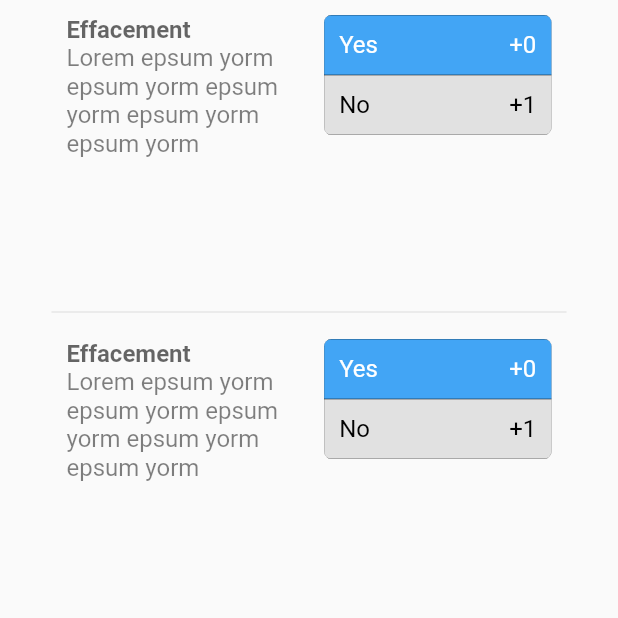
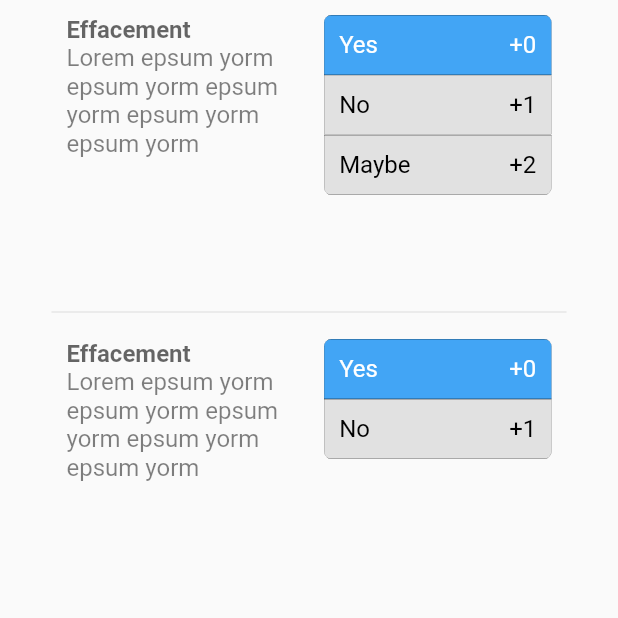
Before and after one commit to luconti/edemascore, a Flutter app: the screen it shows after launch, on a phone screen of 412 x 824 dp, the top half of it. Run offline on Flutter 3.47's test engine with Material 2 defaults, Android fonts, the phone set to English and light mode, and no system bars; Roboto replaces fonts that are missing (OpenSans).

Commit message:
create Components widget

```diff
--- a/lib/home.dart
+++ b/lib/home.dart
@@ -1,4 +1,5 @@
 import 'package:edema_calc/widgets/component_option.dart';
+import 'package:edema_calc/widgets/components.dart';
 import 'package:flutter/material.dart';
 import 'widgets/component.dart';
 
@@ -22,30 +23,7 @@ class _HomePageState extends State<HomePage> {
               Flexible(flex: 1, child: Container()),
               Flexible(
                 flex: calculateFlex(constraints),
-                child: Column(
-                  mainAxisAlignment: MainAxisAlignment.start,
-                  children: [
-                    Component(
-                      title: "Effacement",
-                      description:
-                          "Lorem epsum yorm epsum yorm epsum yorm epsum yorm epsum yorm",
-                      options: [
-                        ComponentOptionInput(title: "Yes", score: 0),
-                        ComponentOptionInput(title: "No", score: 1),
-                      ],
-                    ),
-                    const Divider(),
-                    Component(
-                      title: "Effacement",
-                      description:
-                          "Lorem epsum yorm epsum yorm epsum yorm epsum yorm epsum yorm",
-                      options: [
-                        ComponentOptionInput(title: "Yes", score: 0),
-                        ComponentOptionInput(title: "No", score: 1),
-                      ],
-                    ),
-                  ],
-                ),
+                child: const Components(),
               ),
               Flexible(flex: 1, child: Container()),
             ],
--- /dev/null
+++ b/lib/widgets/components.dart
@@ -0,0 +1,41 @@
+import 'package:edema_calc/widgets/component.dart';
+import 'package:edema_calc/widgets/component_option.dart';
+import 'package:flutter/material.dart';
+
+class Components extends StatefulWidget {
+  const Components({Key? key}) : super(key: key);
+
+  @override
+  State<Components> createState() => ComponentsState();
+}
+
+class ComponentsState extends State<Components> {
+  @override
+  Widget build(BuildContext context) {
+    return Column(
+      mainAxisAlignment: MainAxisAlignment.start,
+      children: [
+        Component(
+          title: "Effacement",
+          description:
+              "Lorem epsum yorm epsum yorm epsum yorm epsum yorm epsum yorm",
+          options: [
+            ComponentOptionInput(title: "Yes", score: 0),
+            ComponentOptionInput(title: "No", score: 1),
+            ComponentOptionInput(title: "Maybe", score: 2),
+          ],
+        ),
+        const Divider(),
+        Component(
+          title: "Effacement",
+          description:
+              "Lorem epsum yorm epsum yorm epsum yorm epsum yorm epsum yorm",
+          options: [
+            ComponentOptionInput(title: "Yes", score: 0),
+            ComponentOptionInput(title: "No", score: 1),
+          ],
+        ),
+      ],
+    );
+  }
+}
```
